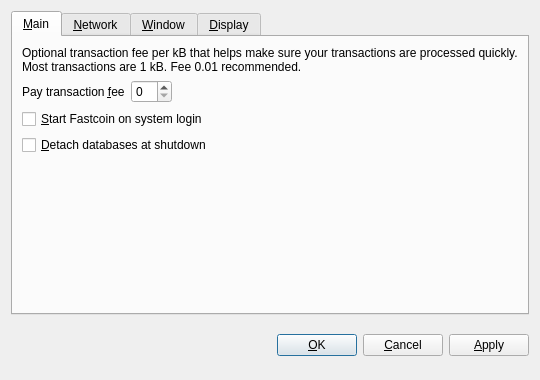
The window that src/qt/forms/optionsdialog.ui (richcoin/richcoin) describes before a commit, drawn with Qt 5.
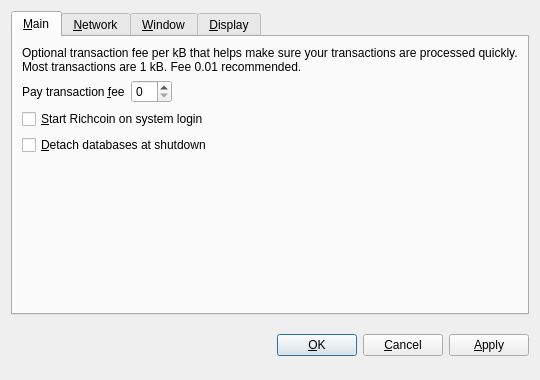
The same window after the commit. The open tabs and pages were chosen to show the change. Custom widgets are drawn as their Qt base class.

Commit message: richcoin create

```diff
--- a/src/qt/forms/optionsdialog.ui
+++ b/src/qt/forms/optionsdialog.ui
@@ -82,7 +82,7 @@
           <string>Automatically start Fastcoin after logging in to the system.</string>
          </property>
          <property name="text">
-          <string>&amp;Start Fastcoin on system login</string>
+          <string>&amp;Start Richcoin on system login</string>
          </property>
         </widget>
        </item>
```
Left out of the diff: 18 changed lines with no effect on the pictures. The commit also changes 210 other files.
